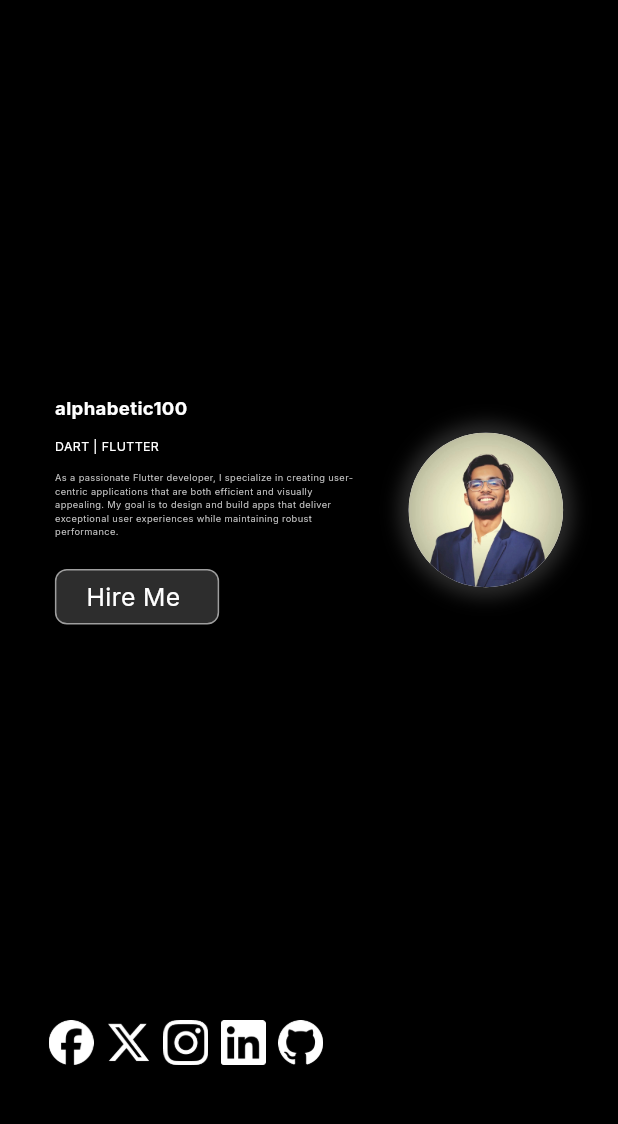
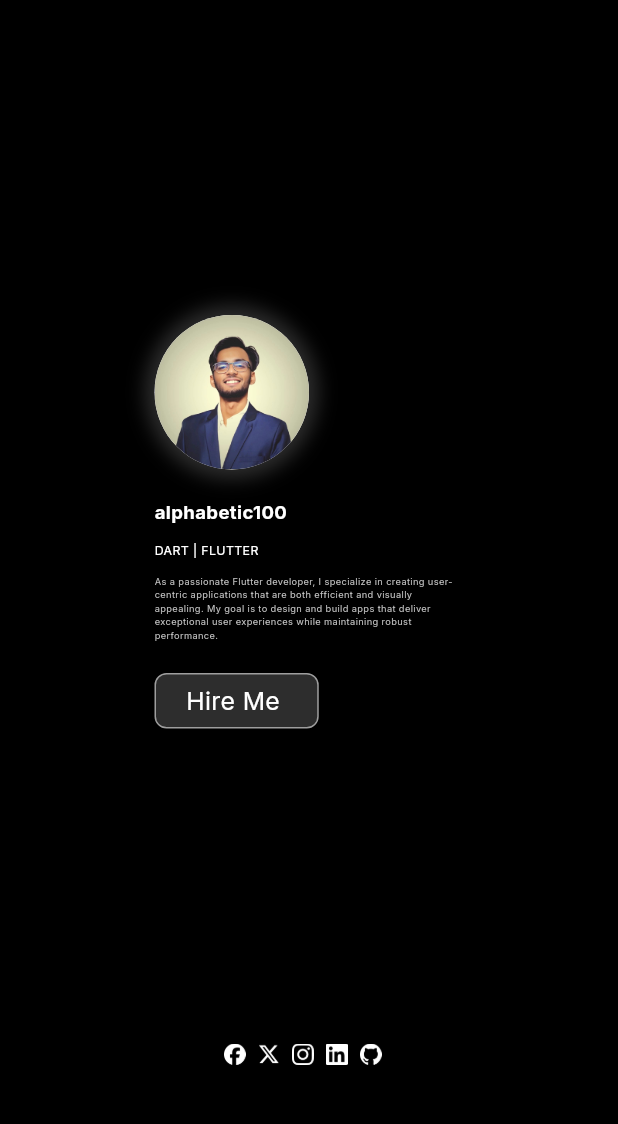
Before and after one commit to alphabetic100/my_portfolio, a Flutter app: the screen it shows after launch, on a phone screen of 412 x 824 dp, the part 109-1233 px from its top. Run offline on Flutter 3.47's test engine with Material 3 defaults, Android fonts, the phone set to English and light mode, and no system bars; drawn by our look-alikes of animated_text_kit; our stand-ins replace flutter_svg, get, google_fonts.

Commit message:
enhance responsiveness of home body and social media buttons

```diff
--- a/lib/src/app/feature/home/presentation/widget/home_body.dart
+++ b/lib/src/app/feature/home/presentation/widget/home_body.dart
@@ -24,11 +24,31 @@ class HomeBody extends StatelessWidget {
           Padding(
             padding: EdgeInsets.symmetric(horizontal: ScreenSizer.width(10)),
             child: Row(
-              mainAxisAlignment: MainAxisAlignment.spaceBetween,
+              mainAxisAlignment: ScreenSizer.isMobile
+                  ? MainAxisAlignment.center
+                  : MainAxisAlignment.spaceBetween,
               children: [
                 Column(
                   crossAxisAlignment: CrossAxisAlignment.start,
                   children: [
+                    if (ScreenSizer.isMobile) ...[
+                      Container(
+                        decoration:
+                            BoxDecoration(shape: BoxShape.circle, boxShadow: [
+                          BoxShadow(
+                            color: AppColors.backGroundColor,
+                            blurRadius: ScreenSizer.width(5),
+                            spreadRadius: ScreenSizer.width(3),
+                          )
+                        ]),
+                        child: CircleAvatar(
+                          radius: ScreenSizer.width(25),
+                          backgroundColor: AppColors.primaryColor,
+                          backgroundImage: const AssetImage(ImagePath.profile),
+                        ),
+                      ),
+                      const VerticalSpace(height: 20),
+                    ],
                     HomeAnimatedName(),
                     const VerticalSpace(height: 10),
                     Text(
@@ -88,8 +108,11 @@ class HomeBody extends StatelessWidget {
                     )
                   ],
                 ),
-                Container(
-                  decoration: BoxDecoration(shape: BoxShape.circle, boxShadow: [
+                ScreenSizer.isMobile
+                    ? const SizedBox.shrink()
+                    : Container(
+                        decoration:
+                            BoxDecoration(shape: BoxShape.circle, boxShadow: [
                           BoxShadow(
                             color: AppColors.backGroundColor,
                             blurRadius: ScreenSizer.width(5),
@@ -110,24 +133,45 @@ class HomeBody extends StatelessWidget {
             padding:
                 EdgeInsets.symmetric(horizontal: ScreenSizer.paddingMedium),
             child: Row(
-              mainAxisAlignment: MainAxisAlignment.start,
+              mainAxisAlignment: ScreenSizer.isMobile
+                  ? MainAxisAlignment.center
+                  : MainAxisAlignment.start,
               children: [
-                const CustomSocialMediaButton(
+                CustomSocialMediaButton(
                   imagePath: ImagePath.facebookLogo,
-                    url: SocialMediaUrls.facebook),
+                  url: SocialMediaUrls.facebook,
+                  height: ScreenSizer.isMobile
+                      ? ScreenSizer.width(7)
+                      : ScreenSizer.width(10),
+                ),
                 HorizontalSpace(width: ScreenSizer.paddingSmall),
-                const CustomSocialMediaButton(
-                    imagePath: ImagePath.xLogo, url: SocialMediaUrls.twiter),
+                CustomSocialMediaButton(
+                    imagePath: ImagePath.xLogo,
+                    url: SocialMediaUrls.twiter,
+                    height: ScreenSizer.isMobile
+                        ? ScreenSizer.width(7)
+                        : ScreenSizer.width(10)),
                 HorizontalSpace(width: ScreenSizer.paddingSmall),
-                const CustomSocialMediaButton(
+                CustomSocialMediaButton(
+                    height: ScreenSizer.isMobile
+                        ? ScreenSizer.width(7)
+                        : ScreenSizer.width(10),
                     imagePath: ImagePath.instagramLogo,
                     url: SocialMediaUrls.instagram),
                 HorizontalSpace(width: ScreenSizer.paddingSmall),
-                const CustomSocialMediaButton(
-                    imagePath: ImagePath.linkdIn, url: SocialMediaUrls.linkdIn),
+                CustomSocialMediaButton(
+                    height: ScreenSizer.isMobile
+                        ? ScreenSizer.width(7)
+                        : ScreenSizer.width(10),
+                    imagePath: ImagePath.linkdIn,
+                    url: SocialMediaUrls.linkdIn),
                 HorizontalSpace(width: ScreenSizer.paddingSmall),
-                const CustomSocialMediaButton(
-                    imagePath: ImagePath.gitHub, url: SocialMediaUrls.gitHub),
+                CustomSocialMediaButton(
+                    height: ScreenSizer.isMobile
+                        ? ScreenSizer.width(7)
+                        : ScreenSizer.width(10),
+                    imagePath: ImagePath.gitHub,
+                    url: SocialMediaUrls.gitHub),
                 HorizontalSpace(width: ScreenSizer.paddingSmall)
               ],
             ),
--- a/lib/src/core/common/widgets/custom_social_media_button.dart
+++ b/lib/src/core/common/widgets/custom_social_media_button.dart
@@ -6,9 +6,11 @@ class CustomSocialMediaButton extends StatelessWidget {
     super.key,
     required this.imagePath,
     required this.url,
+    required this.height,
   });
   final String imagePath;
   final String url;
+  final double height;
   @override
   Widget build(BuildContext context) {
     return GestureDetector(
@@ -17,7 +19,7 @@ class CustomSocialMediaButton extends StatelessWidget {
       },
       child: Image.asset(
         imagePath,
-        height: 30,
+        height: height,
       ),
     );
   }
```
Lines whose indentation alone changed are shown as unchanged.
